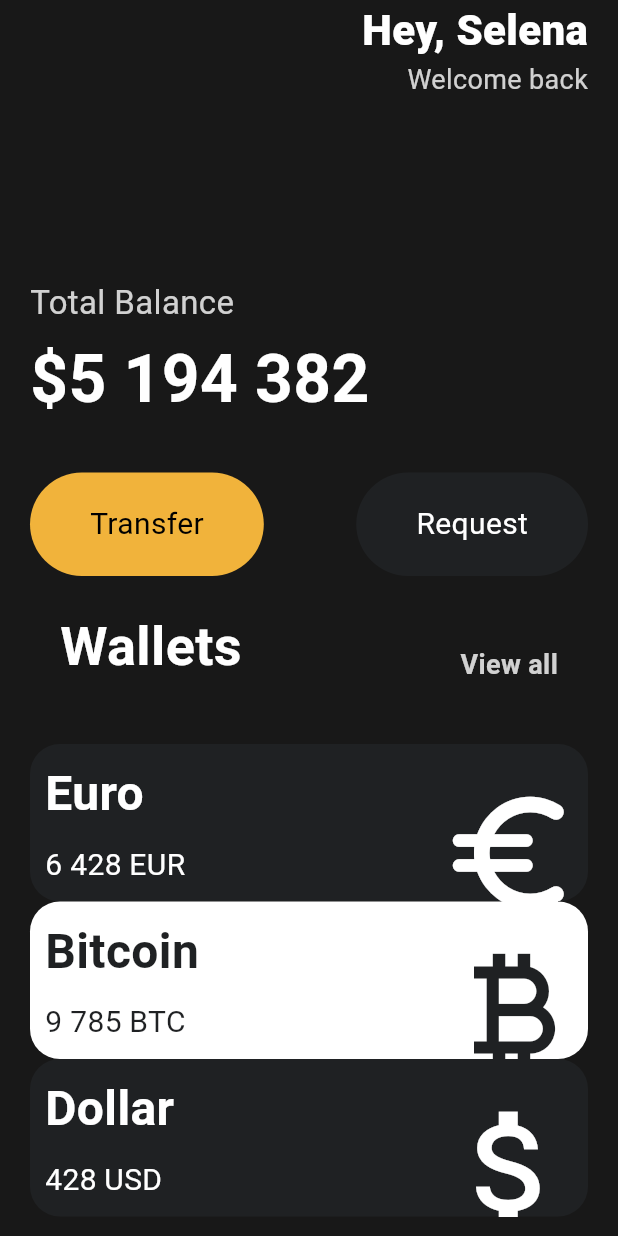
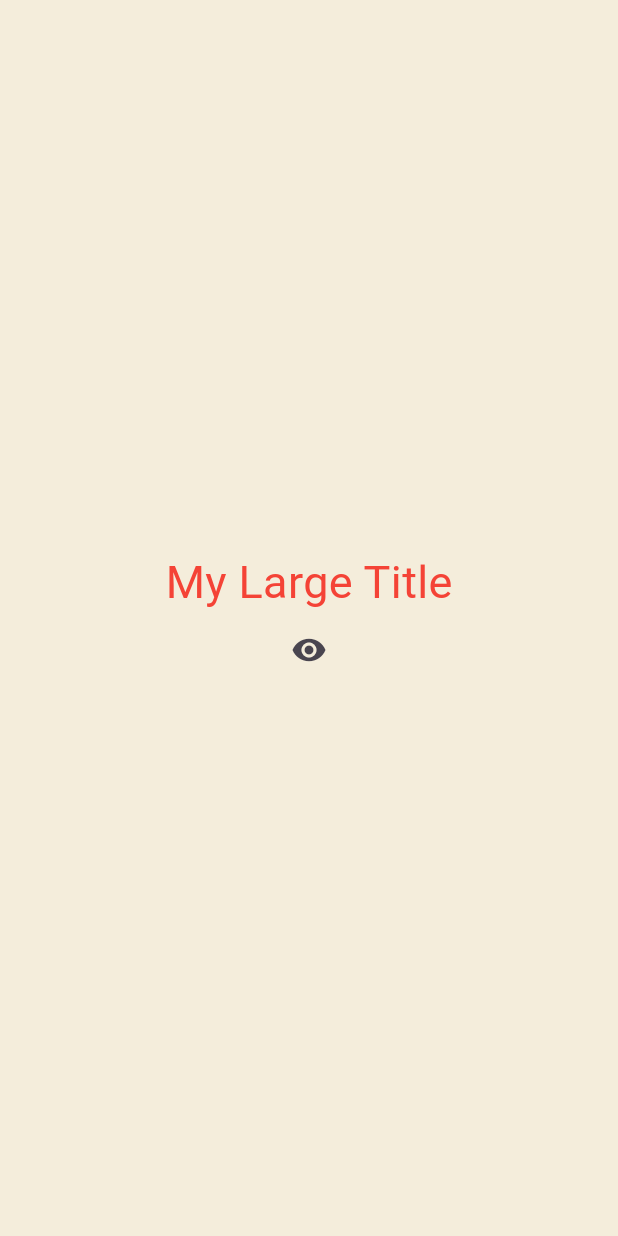
Before and after one commit to parlyresk/flutter-study, a Flutter app: the screen it shows after launch, on a phone screen of 412 x 824 dp. Run offline on Flutter 3.47's test engine with Material 3 defaults, Android fonts, the phone set to English and light mode, and no system bars.

```diff
--- a/toonflix/lib/main.dart
+++ b/toonflix/lib/main.dart
@@ -1,160 +1,248 @@
-import 'package:flutter/cupertino.dart';
+// import 'package:flutter/cupertino.dart';
+// import 'package:flutter/material.dart';
+// import 'package:flutter/rendering.dart';
+// import 'package:flutter/widgets.dart';
+// import 'package:toonflix/widgets/button.dart';
+// import 'package:toonflix/widgets/currency_card.dart';
+
+// class Player {
+//   String? name;
+//   Player({required this.name});
+// }
+
+// void main() {
+//   var nico = Player(name: "sese");
+//   nico.name;
+//   runApp(const App());
+// }
+
+// class App extends StatelessWidget {
+//   const App({super.key});
+
+//   @override
+//   Widget build(BuildContext context) {
+//     // TODO: implement build
+//     return MaterialApp(
+//       home: Scaffold(
+//         backgroundColor: const Color(0xFF181818),
+//         body: SingleChildScrollView(
+//           child: Padding(
+//             padding: const EdgeInsets.symmetric(horizontal: 20),
+//             child: Column(
+//               crossAxisAlignment: CrossAxisAlignment.start,
+//               children: [
+//                 Row(
+//                   mainAxisAlignment: MainAxisAlignment.end,
+//                   children: [
+//                     const SizedBox(
+//                       height: 60,
+//                     ),
+//                     Column(
+//                       crossAxisAlignment: CrossAxisAlignment.end,
+//                       children: [
+//                         const Text('Hey, Selena',
+//                             style: TextStyle(
+//                                 color: Colors.white,
+//                                 fontSize: 28,
+//                                 fontWeight: FontWeight.w800)),
+//                         Text('Welcome back',
+//                             style: TextStyle(
+//                                 color: Colors.white.withOpacity(0.8),
+//                                 fontSize: 18)),
+//                       ],
+//                     )
+//                   ],
+//                 ),
+//                 const SizedBox(
+//                   height: 120,
+//                 ),
+//                 Text(
+//                   'Total Balance',
+//                   style: TextStyle(
+//                     color: Colors.white.withOpacity(0.8),
+//                     fontSize: 22,
+//                   ),
+//                 ),
+//                 const SizedBox(
+//                   height: 5,
+//                 ),
+//                 const Text(
+//                   '\$5 194 382',
+//                   style: TextStyle(
+//                       color: Colors.white,
+//                       fontSize: 44,
+//                       fontWeight: FontWeight.w600),
+//                 ),
+//                 const SizedBox(
+//                   height: 30,
+//                 ),
+//                 const Row(
+//                   mainAxisAlignment: MainAxisAlignment.spaceBetween,
+//                   children: [
+//                     Button(
+//                       text: 'Transfer',
+//                       bgColor: Color(0xFFF1B33B),
+//                       textColor: Colors.black,
+//                     ),
+//                     Button(
+//                       text: 'Request',
+//                       bgColor: Color(0xFF1F2123),
+//                       textColor: Colors.white,
+//                     )
+//                   ],
+//                 ),
+//                 const SizedBox(
+//                   height: 1,
+//                 ),
+//                 Padding(
+//                   padding: const EdgeInsets.all(20),
+//                   child: Row(
+//                     crossAxisAlignment: CrossAxisAlignment.end,
+//                     mainAxisAlignment: MainAxisAlignment.spaceBetween,
+//                     children: [
+//                       const Text(
+//                         'Wallets',
+//                         style: TextStyle(
+//                           color: Colors.white,
+//                           fontSize: 36,
+//                           fontWeight: FontWeight.w600,
+//                         ),
+//                       ),
+//                       Text('View all',
+//                           style: TextStyle(
+//                             color: Colors.white.withOpacity(0.8),
+//                             fontSize: 18,
+//                             fontWeight: FontWeight.w600,
+//                           )),
+//                     ],
+//                   ),
+//                 ),
+//                 const SizedBox(
+//                   height: 20,
+//                 ),
+//                 const CurrencyCard(
+//                   name: 'Euro',
+//                   code: 'EUR',
+//                   amount: '6 428',
+//                   icon: Icons.euro_rounded,
+//                   isInverted: false,
+//                   order: 1,
+//                 ),
+//                 Transform.translate(
+//                   offset: const Offset(0, -20),
+//                   child: const CurrencyCard(
+//                     name: 'Bitcoin',
+//                     code: 'BTC',
+//                     amount: '9 785',
+//                     icon: Icons.currency_bitcoin,
+//                     isInverted: true,
+//                     order: 2,
+//                   ),
+//                 ),
+//                 Transform.translate(
+//                   offset: const Offset(0, -40),
+//                   child: const CurrencyCard(
+//                     name: 'Dollar',
+//                     code: 'USD',
+//                     amount: '428',
+//                     icon: Icons.attach_money_outlined,
+//                     isInverted: false,
+//                     order: 3,
+//                   ),
+//                 ),
+//               ],
+//             ),
+//           ),
+//         ),
+//       ),
+//     );
+//   }
+// }
+//
+
 import 'package:flutter/material.dart';
-import 'package:flutter/rendering.dart';
-import 'package:flutter/widgets.dart';
-import 'package:toonflix/widgets/button.dart';
-import 'package:toonflix/widgets/currency_card.dart';
-
-class Player {
-  String? name;
-  Player({required this.name});
-}
 
 void main() {
-  var nico = Player(name: "sese");
-  nico.name;
   runApp(const App());
 }
 
-class App extends StatelessWidget {
+class App extends StatefulWidget {
   const App({super.key});
 
   @override
+  State<App> createState() => _AppState();
+}
+
+class _AppState extends State<App> {
+  bool showTitle = true;
+
+  void toggleTitle() {
+    setState(() {
+      showTitle = !showTitle;
+    });
+  }
+
+  @override
   Widget build(BuildContext context) {
-    // TODO: implement build
     return MaterialApp(
+      theme: ThemeData(
+        textTheme: const TextTheme(
+          titleLarge: TextStyle(
+            color: Colors.red,
+          ),
+        ),
+      ),
       home: Scaffold(
-        backgroundColor: const Color(0xFF181818),
-        body: SingleChildScrollView(
-          child: Padding(
-            padding: const EdgeInsets.symmetric(horizontal: 20),
-            child: Column(
-              crossAxisAlignment: CrossAxisAlignment.start,
-              children: [
-                Row(
-                  mainAxisAlignment: MainAxisAlignment.end,
-                  children: [
-                    const SizedBox(
-                      height: 60,
-                    ),
-                    Column(
-                      crossAxisAlignment: CrossAxisAlignment.end,
-                      children: [
-                        const Text('Hey, Selena',
-                            style: TextStyle(
-                                color: Colors.white,
-                                fontSize: 28,
-                                fontWeight: FontWeight.w800)),
-                        Text('Welcome back',
-                            style: TextStyle(
-                                color: Colors.white.withOpacity(0.8),
-                                fontSize: 18)),
-                      ],
-                    )
-                  ],
-                ),
-                const SizedBox(
-                  height: 120,
-                ),
-                Text(
-                  'Total Balance',
-                  style: TextStyle(
-                    color: Colors.white.withOpacity(0.8),
-                    fontSize: 22,
-                  ),
-                ),
-                const SizedBox(
-                  height: 5,
-                ),
-                const Text(
-                  '\$5 194 382',
-                  style: TextStyle(
-                      color: Colors.white,
-                      fontSize: 44,
-                      fontWeight: FontWeight.w600),
-                ),
-                const SizedBox(
-                  height: 30,
-                ),
-                const Row(
-                  mainAxisAlignment: MainAxisAlignment.spaceBetween,
-                  children: [
-                    Button(
-                      text: 'Transfer',
-                      bgColor: Color(0xFFF1B33B),
-                      textColor: Colors.black,
-                    ),
-                    Button(
-                      text: 'Request',
-                      bgColor: Color(0xFF1F2123),
-                      textColor: Colors.white,
-                    )
-                  ],
-                ),
-                const SizedBox(
-                  height: 1,
-                ),
-                Padding(
-                  padding: const EdgeInsets.all(20),
-                  child: Row(
-                    crossAxisAlignment: CrossAxisAlignment.end,
-                    mainAxisAlignment: MainAxisAlignment.spaceBetween,
-                    children: [
-                      const Text(
-                        'Wallets',
-                        style: TextStyle(
-                          color: Colors.white,
-                          fontSize: 36,
-                          fontWeight: FontWeight.w600,
-                        ),
-                      ),
-                      Text('View all',
-                          style: TextStyle(
-                            color: Colors.white.withOpacity(0.8),
-                            fontSize: 18,
-                            fontWeight: FontWeight.w600,
-                          )),
-                    ],
-                  ),
-                ),
-                const SizedBox(
-                  height: 20,
-                ),
-                const CurrencyCard(
-                  name: 'Euro',
-                  code: 'EUR',
-                  amount: '6 428',
-                  icon: Icons.euro_rounded,
-                  isInverted: false,
-                  order: 1,
-                ),
-                Transform.translate(
-                  offset: const Offset(0, -20),
-                  child: const CurrencyCard(
-                    name: 'Bitcoin',
-                    code: 'BTC',
-                    amount: '9 785',
-                    icon: Icons.currency_bitcoin,
-                    isInverted: true,
-                    order: 2,
-                  ),
-                ),
-                Transform.translate(
-                  offset: const Offset(0, -40),
-                  child: const CurrencyCard(
-                    name: 'Dollar',
-                    code: 'USD',
-                    amount: '428',
-                    icon: Icons.attach_money_outlined,
-                    isInverted: false,
-                    order: 3,
-                  ),
-                ),
-              ],
-            ),
+        backgroundColor: const Color(0xFFF4EDDB),
+        body: Center(
+          child: Column(
+            mainAxisAlignment: MainAxisAlignment.center,
+            children: [
+              showTitle ? const MyLargeTitle() : const Text('nothing'),
+              IconButton(
+                  onPressed: toggleTitle,
+                  icon: const Icon(Icons.remove_red_eye))
+            ],
           ),
         ),
       ),
     );
   }
 }
+
+class MyLargeTitle extends StatefulWidget {
+  const MyLargeTitle({
+    super.key,
+  });
+
+  @override
+  State<MyLargeTitle> createState() => _MyLargeTitleState();
+}
+
+class _MyLargeTitleState extends State<MyLargeTitle> {
+  int count = 0;
+
+  @override
+  void initState() {
+    super.initState();
+    print('initState!');
+  }
+
+  @override
+  void dispose() {
+    super.dispose();
+    print("dispose!");
+  }
+
+  @override
+  Widget build(BuildContext context) {
+    print('build!');
+    return Text(
+      'My Large Title',
+      style: TextStyle(
+        fontSize: 30,
+        color: Theme.of(context).textTheme.titleLarge?.color,
+      ),
+    );
+  }
+}
```
